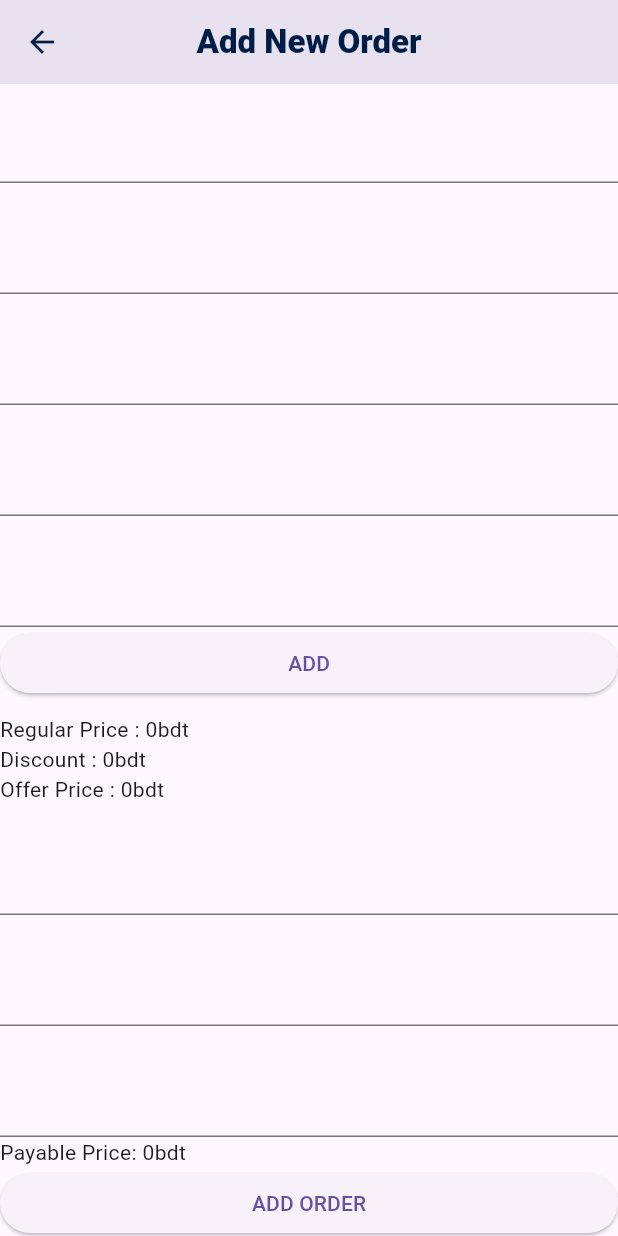
After one commit to ontu001/air_corporation_flutter_admin_app, a Flutter app: the AddNewOrder screen opened directly, scrolled down 576 dp, after a tap on "ADD", on a phone screen of 412 x 824 dp. The commit adds this screen. Run offline on Flutter 3.47's test engine with Material 3 defaults, Android fonts, the phone set to English and light mode, and no system bars; our stand-ins replace connectivity, dropdown_button2, flutter_spinkit, flutter_svg, geocoding, geolocator and 5 more; accounts and stored records are empty.

Commit message:
add screen created

```diff
--- /dev/null
+++ b/lib/views/add_new_order.dart
@@ -0,0 +1,59 @@
+import 'package:flutter/material.dart';
+
+import '../common/app_color.dart';
+import '../widget/custom_text_fied_for_addorder_editorder.dart';
+
+class AddNewOrder extends StatelessWidget{
+  @override
+  Widget build(BuildContext context) {
+    return Scaffold(
+        appBar: AppBar(
+          leading: IconButton(onPressed: ()=>Navigator.pop(context),icon: Icon(Icons.arrow_back,color: kPrimaryColor,),),
+
+          title: Text("Add New Order",style: TextStyle(fontWeight: FontWeight.w900,color: kPrimaryColor),),
+          centerTitle: true,
+        ),
+
+
+      body: Expanded(
+        child: ListView(
+          scrollDirection: Axis.vertical,
+          children: [
+            Text("Order Information"),
+            CustomTextFiledforAddAndEditOrder(),
+            CustomTextFiledforAddAndEditOrder(),
+            CustomTextFiledforAddAndEditOrder(),
+            CustomTextFiledforAddAndEditOrder(),
+            CustomTextFiledforAddAndEditOrder(),
+
+
+            SizedBox(height: 10,),
+            Text("Product Information"),
+            CustomTextFiledforAddAndEditOrder(),
+            CustomTextFiledforAddAndEditOrder(),
+            CustomTextFiledforAddAndEditOrder(),
+            CustomTextFiledforAddAndEditOrder(),
+            CustomTextFiledforAddAndEditOrder(),
+            CustomTextFiledforAddAndEditOrder(),
+            CustomTextFiledforAddAndEditOrder(),
+            ElevatedButton(onPressed: (){}, child: Text("ADD")),
+
+
+            SizedBox(height: 10,),
+            Text("Regular Price : 0bdt"),
+            Text("Discount : 0bdt"),
+            Text("Offer Price : 0bdt"),
+            CustomTextFiledforAddAndEditOrder(),
+            CustomTextFiledforAddAndEditOrder(),
+            CustomTextFiledforAddAndEditOrder(),
+            Text("Payable Price: 0bdt"),
+            ElevatedButton(onPressed: (){}, child: Text("ADD ORDER")),
+
+
+          ],
+        ),
+      ),
+    );
+  }
+
+}
--- a/lib/views/order_list.dart
+++ b/lib/views/order_list.dart
@@ -4,6 +4,7 @@ import 'package:get/get.dart';
 import '../controller/orders_controller.dart';
 import '../widget/body_list_for_order_screen.dart';
 import '../widget/custom_bottom_bar_for_order_screen.dart';
+import 'add_new_order.dart';
 
 
 class OrderList extends StatelessWidget {
@@ -16,7 +17,7 @@ class OrderList extends StatelessWidget {
         title: const Text("Orders",style: TextStyle(color: kPrimaryColor,fontWeight: FontWeight.w900),),
         centerTitle: true,
         actions: [
-          IconButton(onPressed: (){},icon: const Icon(Icons.add,color: kPrimaryColor,),),
+          IconButton(onPressed: ()=>Navigator.push(context, MaterialPageRoute(builder: (_)=>AddNewOrder())),icon: const Icon(Icons.add,color: kPrimaryColor,),),
         ],
       ),
       body: Column(
--- /dev/null
+++ b/lib/widget/custom_text_fied_for_addorder_editorder.dart
@@ -0,0 +1,28 @@
+import 'package:flutter/cupertino.dart';
+import 'package:flutter/material.dart';
+
+class CustomTextFiledforAddAndEditOrder extends StatelessWidget{
+  final String filedName;
+  final String hintText;
+  final TextEditingController? controller;
+
+  const CustomTextFiledforAddAndEditOrder({this.filedName = "",  this.controller,  this.hintText= ""});
+
+  @override
+  Widget build(BuildContext context) {
+    return Column(
+      crossAxisAlignment: CrossAxisAlignment.start,
+      children: [
+        Text(filedName),
+        SizedBox(height: 5,),
+        TextField(
+          autofocus: true,
+          decoration: InputDecoration(hintText: hintText),
+          controller: controller,
+        )
+      ],
+    );
+  }
+
+
+}
```
